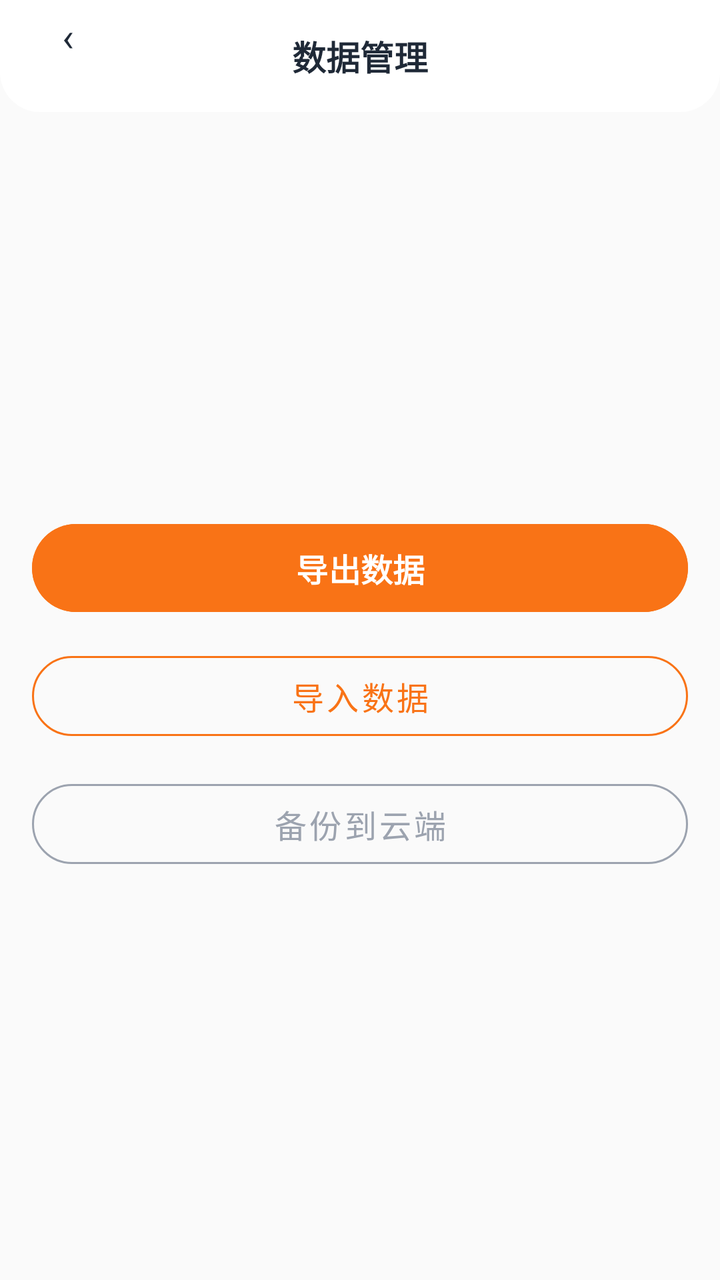
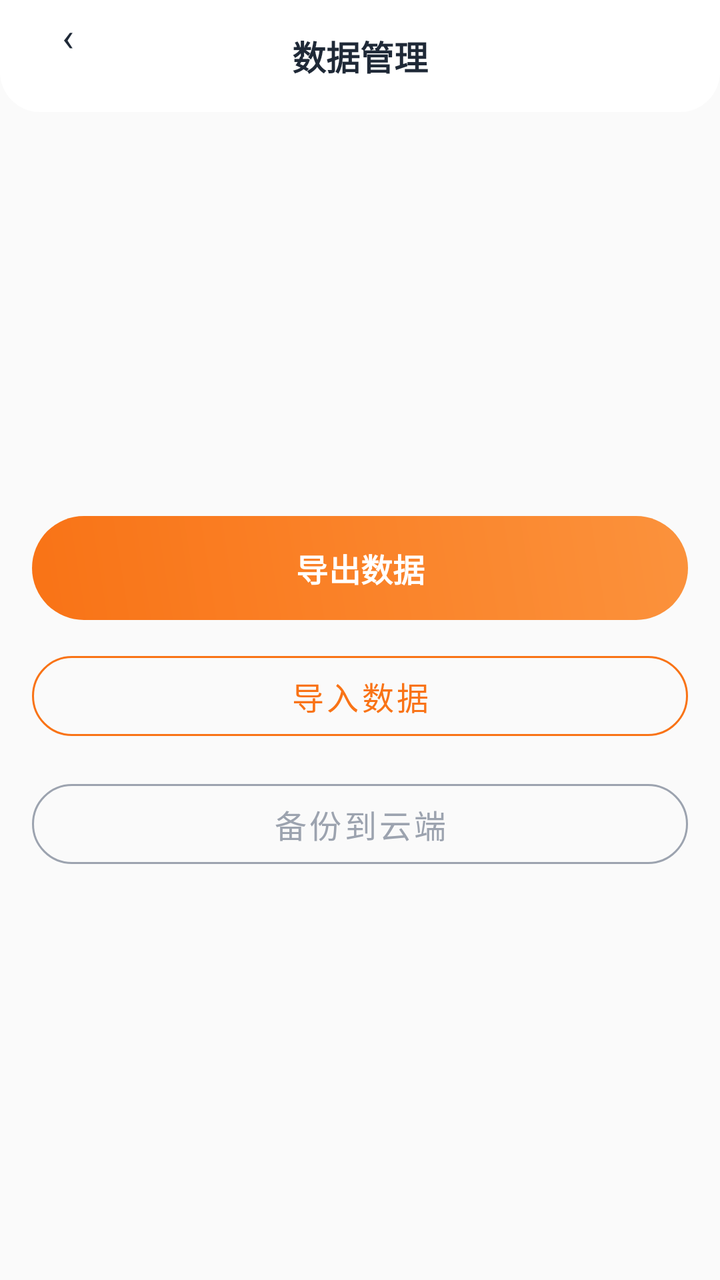

The first picture is an Android layout as it rendered before a commit; the second is the same layout after the commit. The layout source and the unified diff follow.
<!-- AndroidManifest.xml: application theme Theme.ClothingSI -->
<!-- res/layout/activity_data_manage.xml -->
<?xml version="1.0" encoding="utf-8"?>
<FrameLayout xmlns:android="http://schemas.android.com/apk/res/android"
    xmlns:app="http://schemas.android.com/apk/res-auto"
    android:layout_width="match_parent" android:layout_height="match_parent"
    android:background="@color/md_surface_container_low">
    <LinearLayout android:layout_width="match_parent" android:layout_height="match_parent"
        android:orientation="vertical">
        <RelativeLayout android:layout_width="match_parent" android:layout_height="56dp"
            android:background="@drawable/header_bar_bg" android:paddingHorizontal="16dp">
            <TextView android:id="@+id/btn_back" android:layout_width="36dp" android:layout_height="36dp"
                android:text="‹" android:textSize="20sp" android:textColor="@color/md_on_surface"
                android:gravity="center" android:background="@drawable/circle_bg" />
            <TextView android:layout_width="wrap_content" android:layout_height="wrap_content"
                android:text="数据管理" android:textSize="17sp" android:textStyle="bold"
                android:textColor="@color/md_on_surface" android:layout_centerInParent="true" />
        </RelativeLayout>

        <LinearLayout android:layout_width="match_parent" android:layout_height="match_parent"
            android:orientation="vertical" android:padding="16dp" android:gravity="center">
            <com.google.android.material.button.MaterialButton android:id="@+id/btn_export"
                android:layout_width="match_parent" android:layout_height="52dp"
                android:text="导出数据" android:textSize="16sp" android:textStyle="bold"
                app:cornerRadius="26dp"
                android:backgroundTint="@color/md_primary"
                android:textColor="@color/md_on_primary"
                android:layout_marginBottom="12dp" />
            <com.google.android.material.button.MaterialButton android:id="@+id/btn_import"
                android:layout_width="match_parent" android:layout_height="52dp"
                android:text="导入数据" android:textSize="16sp"
                app:cornerRadius="26dp"
                style="@style/Widget.MaterialComponents.Button.OutlinedButton"
                app:strokeColor="@color/md_primary"
                android:textColor="@color/md_primary"
                android:layout_marginBottom="12dp" />
            <com.google.android.material.button.MaterialButton android:id="@+id/btn_backup"
                android:layout_width="match_parent" android:layout_height="52dp"
                android:text="备份到云端" android:textSize="16sp"
                app:cornerRadius="26dp"
                style="@style/Widget.MaterialComponents.Button.OutlinedButton"
                app:strokeColor="@color/md_outline"
                android:textColor="@color/md_on_surface_variant" />
        </LinearLayout>
    </LinearLayout>
</FrameLayout>
<!-- resources referenced by this layout -->
<resources>
  <color name="md_on_primary">#FFFFFF</color>
  <color name="md_on_surface">#1F2937</color>
  <color name="md_on_surface_variant">#9CA3AF</color>
  <color name="md_outline">#9CA3AF</color>
  <color name="md_primary">#F97316</color>
  <color name="md_surface_container_low">#FAFAFA</color>
  <!-- drawable circle_bg (drawable) -->
  <?xml version="1.0" encoding="utf-8"?>
  <shape xmlns:android="http://schemas.android.com/apk/res/android" android:shape="oval">
      <solid android:color="#26FFFFFF" />
  </shape>
  <!-- drawable header_bar_bg (drawable) -->
  <?xml version="1.0" encoding="utf-8"?>
  <shape xmlns:android="http://schemas.android.com/apk/res/android" android:shape="rectangle">
      <solid android:color="@color/md_surface" />
      <corners android:topLeftRadius="0dp" android:topRightRadius="0dp" android:bottomLeftRadius="20dp" android:bottomRightRadius="20dp" />
  </shape>
  <style name="Theme.ClothingSI" parent="Theme.Material3.Light.NoActionBar">
          
          <item name="colorPrimary">@color/md_primary</item>
          <item name="colorOnPrimary">@color/md_on_primary</item>
          <item name="colorPrimaryContainer">@color/md_primary_container</item>
          <item name="colorOnPrimaryContainer">@color/md_on_primary_container</item>
  
          
          <item name="colorSecondary">@color/md_secondary</item>
          <item name="colorOnSecondary">@color/md_on_secondary</item>
          <item name="colorSecondaryContainer">@color/md_secondary_container</item>
          <item name="colorOnSecondaryContainer">@color/md_on_secondary_container</item>
  
          
          <item name="android:colorBackground">@color/md_surface_container_low</item>
          <item name="colorSurface">@color/md_surface</item>
          <item name="colorOnSurface">@color/md_on_surface</item>
          <item name="colorOnSurfaceVariant">@color/md_on_surface_variant</item>
  
          
          <item name="colorOutline">@color/md_outline</item>
          <item name="colorOutlineVariant">@color/md_outline_variant</item>
  
          
          <item name="colorError">@color/md_error</item>
          <item name="colorOnError">@color/md_on_error</item>
  
          
          <item name="android:statusBarColor">@android:color/transparent</item>
          <item name="android:navigationBarColor">@color/md_surface</item>
          <item name="android:windowLightStatusBar">true</item>
  
          
          <item name="android:fontFamily">sans-serif</item>
          <item name="android:textViewStyle">@style/TextView.Base</item>
      </style>
  <color name="md_surface">#FFFFFF</color>
  <color name="md_primary_container">#FFF7ED</color>
  <color name="md_on_primary_container">#5C3D00</color>
  <color name="md_secondary">#2563EB</color>
  <color name="md_on_secondary">#FFFFFF</color>
  <color name="md_secondary_container">#DBEAFE</color>
  <color name="md_on_secondary_container">#001A3E</color>
  <color name="md_outline_variant">#D1D5DB</color>
  <color name="md_error">#EF4444</color>
  <color name="md_on_error">#FFFFFF</color>
  <style name="TextView.Base" parent="android:Widget.TextView">
          <item name="android:fontFamily">sans-serif</item>
      </style>
</resources>

<!-- the commit's change to res/layout/activity_data_manage.xml (unified diff, before → after) -->
@@ -21,7 +21,7 @@
                 android:layout_width="match_parent" android:layout_height="52dp"
                 android:text="导出数据" android:textSize="16sp" android:textStyle="bold"
                 app:cornerRadius="26dp"
-                android:backgroundTint="@color/md_primary"
+                android:background="@drawable/btn_gradient_primary" app:backgroundTint="@null"
                 android:textColor="@color/md_on_primary"
                 android:layout_marginBottom="12dp" />
             <com.google.android.material.button.MaterialButton android:id="@+id/btn_import"
<!-- resource entries referenced after the edit -->
@@ -6,6 +6,15 @@
   <color name="md_outline">#9CA3AF</color>
   <color name="md_primary">#F97316</color>
   <color name="md_surface_container_low">#FAFAFA</color>
+  <!-- drawable btn_gradient_primary (drawable) -->
+  <?xml version="1.0" encoding="utf-8"?>
+  <shape xmlns:android="http://schemas.android.com/apk/res/android" android:shape="rectangle">
+      <corners android:radius="26dp" />
+      <gradient
+          android:startColor="#F97316"
+          android:endColor="#FB923C"
+          android:angle="45" />
+  </shape>
   <!-- drawable circle_bg (drawable) -->
   <?xml version="1.0" encoding="utf-8"?>
   <shape xmlns:android="http://schemas.android.com/apk/res/android" android:shape="oval">
